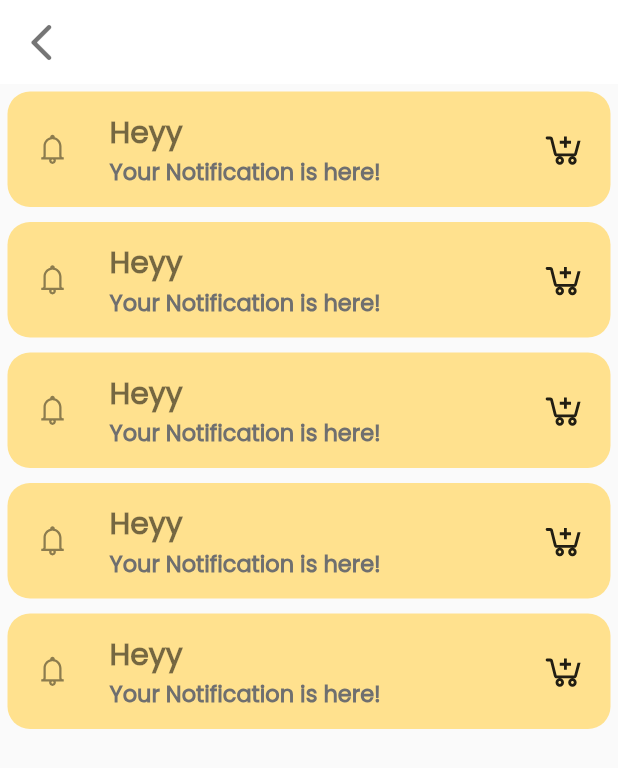
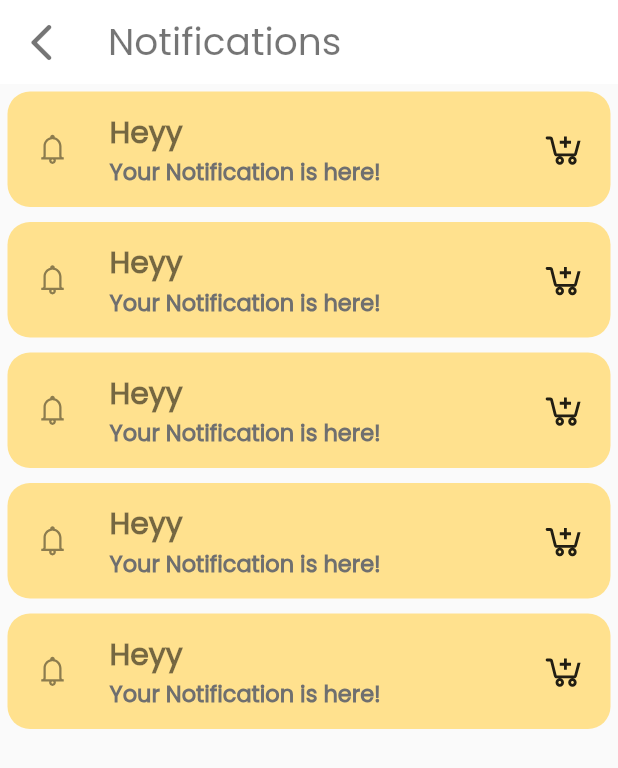
Before and after one commit to dwvicy/fruti, a Flutter app: the screen it shows after launch, after a tap on an icon or button, on a phone screen of 412 x 824 dp. Shown: the top 768 px of the screen. Run offline on Flutter 3.47's test engine with Material 2 defaults, Android fonts, the phone set to English and light mode, and no system bars; our stand-ins replace carousel_slider, curved_navigation_bar, line_icons.

Commit message:
ui: search page + other fixes

```diff
--- a/lib/constants/fruits.dart
+++ b/lib/constants/favorites.dart
@@ -2,12 +2,12 @@ import 'package:flutter/material.dart';
 import 'package:fruti/constants/AppTheme.dart';
 import 'package:line_icons/line_icons.dart';
 
-class FruitList extends StatefulWidget {
+class FavoritesList extends StatefulWidget {
   @override
-  _FruitListState createState() => _FruitListState();
+  _FavoritesListState createState() => _FavoritesListState();
 }
 
-class _FruitListState extends State<FruitList> {
+class _FavoritesListState extends State<FavoritesList> {
   @override
   Widget build(BuildContext context) {
     return ListView.builder(
--- /dev/null
+++ b/lib/constants/fruitsList.dart
@@ -0,0 +1,29 @@
+import 'package:flutter/material.dart';
+import 'package:flutter/cupertino.dart';
+
+class FruitsList extends StatefulWidget {
+  @override
+  _FruitsListState createState() => _FruitsListState();
+}
+
+class _FruitsListState extends State<FruitsList> {
+  @override
+  Widget build(BuildContext context) {
+    return Container(
+        child: ListView.builder(
+            scrollDirection: Axis.horizontal,
+            itemCount: 5,
+            itemBuilder: (context, index) {
+              return Padding(
+                padding: const EdgeInsets.all(8.0),
+                child: Container(
+                  width: MediaQuery.of(context).size.width * 0.35,
+                  child: Text('this.fruit'),
+                  decoration: BoxDecoration(
+                      color: Colors.blue[200],
+                      borderRadius: BorderRadius.circular(10)),
+                ),
+              );
+            }));
+  }
+}
--- a/lib/constants/notifs.dart
+++ b/lib/constants/notifs.dart
@@ -12,17 +12,22 @@ class _NotifListState extends State<NotifList> {
   Widget build(BuildContext context) {
     return Scaffold(
       appBar: AppBar(
+        title: Text(
+          'Notifications',
+          style: TextStyle(color: Colors.black54, fontSize: 25),
+        ),
         backgroundColor: Colors.white,
         elevation: 0,
-        leading: IconButton(icon:Icon(Icons.arrow_back_ios_rounded,
+        leading: IconButton(
+          icon: Icon(
+            Icons.arrow_back_ios_rounded,
+          ),
+          onPressed: () {
+            Navigator.pop(context);
+          },
         ),
-        onPressed: (){
-          Navigator.pop(context);
-        },
-
       ),
-      ),
-          body: ListView.builder(
+      body: ListView.builder(
         itemCount: 5,
         itemBuilder: (context, index) {
           return Padding(
--- /dev/null
+++ b/lib/constants/vegetablesList.dart
@@ -0,0 +1,29 @@
+import 'package:flutter/material.dart';
+import 'package:flutter/cupertino.dart';
+
+class VegetablesList extends StatefulWidget {
+  @override
+  _VegetablesListState createState() => _VegetablesListState();
+}
+
+class _VegetablesListState extends State<VegetablesList> {
+  @override
+  Widget build(BuildContext context) {
+    return Container(
+        child: ListView.builder(
+            scrollDirection: Axis.horizontal,
+            itemCount: 5,
+            itemBuilder: (context, index) {
+              return Padding(
+                padding: const EdgeInsets.all(8.0),
+                child: Container(
+                  width: MediaQuery.of(context).size.width * 0.35,
+                  child: Text('this.fruit'),
+                  decoration: BoxDecoration(
+                      color: Colors.orangeAccent[200],
+                      borderRadius: BorderRadius.circular(10)),
+                ),
+              );
+            }));
+  }
+}
--- a/lib/screens/favorites.dart
+++ b/lib/screens/favorites.dart
@@ -1,13 +1,12 @@
 import 'package:flutter/cupertino.dart';
 import 'package:flutter/material.dart';
-import 'package:fruti/constants/AppTheme.dart';
-import 'package:fruti/constants/fruits.dart';
+import 'package:fruti/constants/favorites.dart';
 
 class Favorites extends StatelessWidget {
   @override
   Widget build(BuildContext context) {
     return Scaffold(
-      body: FruitList(),
+      body: FavoritesList(),
     );
   }
 }
--- a/lib/screens/home_page.dart
+++ b/lib/screens/home_page.dart
@@ -1,7 +1,6 @@
 import 'package:carousel_slider/carousel_slider.dart';
 import 'package:flutter/material.dart';
 import 'package:flutter/cupertino.dart';
-import 'package:line_icons/line_icons.dart';
 import '../constants/AppTheme.dart';
 
 class HomePage extends StatefulWidget {
@@ -53,14 +52,13 @@ class _HomePageState extends State<HomePage> {
               ),
             ),
             Padding(
-              padding: const EdgeInsets.all(12.0),
+              padding: const EdgeInsets.all(10.0),
               child: Container(
                 height: MediaQuery.of(context).size.height * 0.1,
                 decoration: BoxDecoration(
                     borderRadius: BorderRadius.circular(15),
-                    color: Colors.orange[200]),
+                    color: Colors.pink[100]),
                 child: ListTile(
-                  contentPadding: EdgeInsets.all(8),
                   title: Center(
                     child: Text(
                       'Fruits',
@@ -71,14 +69,13 @@ class _HomePageState extends State<HomePage> {
               ),
             ),
             Padding(
-              padding: const EdgeInsets.all(12.0),
+              padding: const EdgeInsets.all(10.0),
               child: Container(
                 height: MediaQuery.of(context).size.height * 0.1,
                 decoration: BoxDecoration(
                     borderRadius: BorderRadius.circular(15),
                     color: Colors.green[200]),
                 child: ListTile(
-                  contentPadding: EdgeInsets.all(8),
                   title: Center(
                     child: Text(
                       'Vegetables',
--- a/lib/screens/notifications.dart
+++ b/lib/screens/notifications.dart
@@ -1,6 +1,5 @@
 import 'package:flutter/cupertino.dart';
 import 'package:flutter/material.dart';
-import 'package:fruti/constants/AppTheme.dart';
 import 'package:fruti/constants/notifs.dart';
 
 class Favorites extends StatelessWidget {
--- a/lib/screens/search.dart
+++ b/lib/screens/search.dart
@@ -1,12 +1,49 @@
 import 'package:flutter/cupertino.dart';
 import 'package:flutter/material.dart';
-import 'package:fruti/constants/AppTheme.dart';
+import 'package:fruti/constants/fruitsList.dart';
+import 'package:fruti/constants/vegetablesList.dart';
 
 class Search extends StatelessWidget {
   @override
   Widget build(BuildContext context) {
     return Scaffold(
-      backgroundColor: AppTheme.lightRed,
+      backgroundColor: Colors.white,
+      body: Stack(children: [
+        Padding(
+          padding: EdgeInsets.only(
+              top: MediaQuery.of(context).size.height * 0.01,
+              left: MediaQuery.of(context).size.width * 0.02),
+          child: Text(
+            'fresh fruits',
+            style: TextStyle(fontSize: 20, fontWeight: FontWeight.bold),
+          ),
+        ),
+        Padding(
+          padding: EdgeInsets.only(
+            top: MediaQuery.of(context).size.height * 0.05,
+          ),
+          child: Container(
+              height: MediaQuery.of(context).size.height * 0.25,
+              child: FruitsList()),
+        ),
+        Padding(
+          padding: EdgeInsets.only(
+              top: MediaQuery.of(context).size.height * 0.31,
+              left: MediaQuery.of(context).size.width * 0.02),
+          child: Text(
+            'fresh vegetables',
+            style: TextStyle(fontSize: 20, fontWeight: FontWeight.bold),
+          ),
+        ),
+        Padding(
+          padding: EdgeInsets.only(
+            top: MediaQuery.of(context).size.height * 0.35,
+          ),
+          child: Container(
+              height: MediaQuery.of(context).size.height * 0.25,
+              child: VegetablesList()),
+        ),
+      ]),
     );
   }
 }
```
Also changed, not shown: lib/constants/nav.dart (+2 -6 lines).
